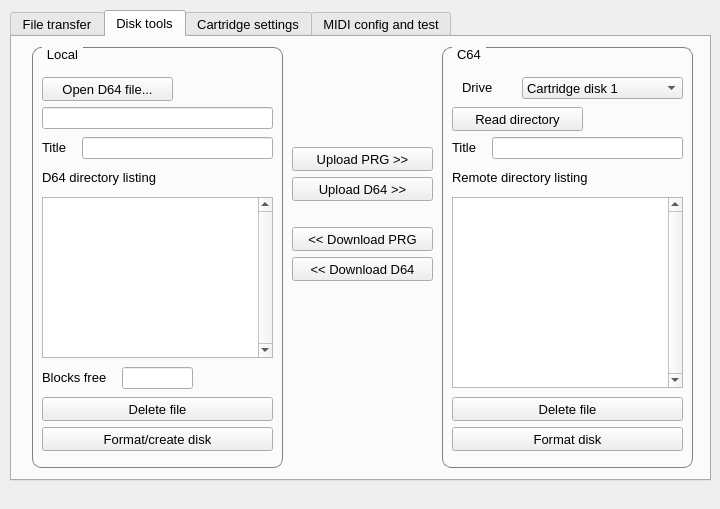
This is qt/mainwindowform.ui in FrankBuss/kerberos as Qt 5 draws it before an edit. The edited form follows.
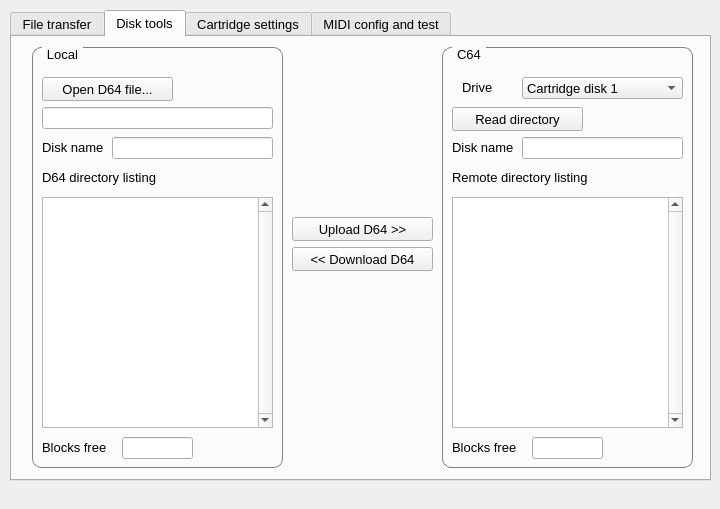
This is the edited form. The open tabs and pages were chosen to show the change.

Commit message: starting with cartridge disk implementation

What changed in the file:
```diff
--- a/qt/mainwindowform.ui
+++ b/qt/mainwindowform.ui
@@ -740,22 +740,6 @@
       <property name="flat">
        <bool>false</bool>
       </property>
-      <widget class="QTextEdit" name="remoteDirectoryListingTextEdit">
-       <property name="geometry">
-        <rect>
-         <x>10</x>
-         <y>150</y>
-         <width>231</width>
-         <height>191</height>
-        </rect>
-       </property>
-       <property name="verticalScrollBarPolicy">
-        <enum>Qt::ScrollBarAlwaysOn</enum>
-       </property>
-       <property name="readOnly">
-        <bool>true</bool>
-       </property>
-      </widget>
       <widget class="QLabel" name="label_11">
        <property name="geometry">
         <rect>
@@ -774,42 +758,6 @@
         <string>Remote directory listing</string>
        </property>
       </widget>
-      <widget class="QPushButton" name="startTestSequenceButton_2">
-       <property name="geometry">
-        <rect>
-         <x>10</x>
-         <y>350</y>
-         <width>231</width>
-         <height>24</height>
-        </rect>
-       </property>
-       <property name="font">
-        <font>
-         <pointsize>10</pointsize>
-        </font>
-       </property>
-       <property name="text">
-        <string>Delete file</string>
-       </property>
-      </widget>
-      <widget class="QPushButton" name="startTestSequenceButton_3">
-       <property name="geometry">
-        <rect>
-         <x>10</x>
-         <y>380</y>
-         <width>231</width>
-         <height>24</height>
-        </rect>
-       </property>
-       <property name="font">
-        <font>
-         <pointsize>10</pointsize>
-        </font>
-       </property>
-       <property name="text">
-        <string>Format disk</string>
-       </property>
-      </widget>
       <widget class="QLabel" name="label_15">
        <property name="geometry">
         <rect>
@@ -897,9 +845,9 @@
       <widget class="QLineEdit" name="d64FileEdit_3">
        <property name="geometry">
         <rect>
-         <x>50</x>
+         <x>80</x>
          <y>90</y>
-         <width>191</width>
+         <width>161</width>
          <height>22</height>
         </rect>
        </property>
@@ -912,7 +860,7 @@
         <rect>
          <x>10</x>
          <y>90</y>
-         <width>31</width>
+         <width>61</width>
          <height>21</height>
         </rect>
        </property>
@@ -922,27 +870,56 @@
         </font>
        </property>
        <property name="text">
-        <string>Title</string>
+        <string>Disk name</string>
        </property>
       </widget>
-     </widget>
-     <widget class="QPushButton" name="stopTestSequenceButton_2">
-      <property name="geometry">
-       <rect>
-        <x>280</x>
-        <y>190</y>
-        <width>141</width>
-        <height>24</height>
-       </rect>
-      </property>
-      <property name="font">
-       <font>
-        <pointsize>10</pointsize>
-       </font>
-      </property>
-      <property name="text">
-       <string>&lt;&lt; Download PRG</string>
-      </property>
+      <widget class="QLineEdit" name="remoteFreeBlocks">
+       <property name="geometry">
+        <rect>
+         <x>90</x>
+         <y>390</y>
+         <width>71</width>
+         <height>22</height>
+        </rect>
+       </property>
+       <property name="text">
+        <string/>
+       </property>
+       <property name="readOnly">
+        <bool>true</bool>
+       </property>
+      </widget>
+      <widget class="QLabel" name="label_21">
+       <property name="geometry">
+        <rect>
+         <x>10</x>
+         <y>390</y>
+         <width>71</width>
+         <height>21</height>
+        </rect>
+       </property>
+       <property name="font">
+        <font>
+         <pointsize>10</pointsize>
+        </font>
+       </property>
+       <property name="text">
+        <string>Blocks free</string>
+       </property>
+      </widget>
+      <widget class="QTableView" name="remoteDirectoryTableView">
+       <property name="geometry">
+        <rect>
+         <x>10</x>
+         <y>150</y>
+         <width>231</width>
+         <height>231</height>
+        </rect>
+       </property>
+       <property name="verticalScrollBarPolicy">
+        <enum>Qt::ScrollBarAlwaysOn</enum>
+       </property>
+      </widget>
      </widget>
      <widget class="QGroupBox" name="groupBox_5">
       <property name="geometry">
@@ -995,42 +972,6 @@
         <bool>true</bool>
        </property>
       </widget>
-      <widget class="QPushButton" name="startTestSequenceButton_5">
-       <property name="geometry">
-        <rect>
-         <x>10</x>
-         <y>380</y>
-         <width>231</width>
-         <height>24</height>
-        </rect>
-       </property>
-       <property name="font">
-        <font>
-         <pointsize>10</pointsize>
-        </font>
-       </property>
-       <property name="text">
-        <string>Format/create disk</string>
-       </property>
-      </widget>
-      <widget class="QPushButton" name="startTestSequenceButton_4">
-       <property name="geometry">
-        <rect>
-         <x>10</x>
-         <y>350</y>
-         <width>231</width>
-         <height>24</height>
-        </rect>
-       </property>
-       <property name="font">
-        <font>
-         <pointsize>10</pointsize>
-        </font>
-       </property>
-       <property name="text">
-        <string>Delete file</string>
-       </property>
-      </widget>
       <widget class="QPushButton" name="openD64FileButton">
        <property name="geometry">
         <rect>
@@ -1052,9 +993,9 @@
       <widget class="QLineEdit" name="d64DirectoryListingTitle">
        <property name="geometry">
         <rect>
-         <x>50</x>
+         <x>80</x>
          <y>90</y>
-         <width>191</width>
+         <width>161</width>
          <height>22</height>
         </rect>
        </property>
@@ -1067,7 +1008,7 @@
         <rect>
          <x>10</x>
          <y>90</y>
-         <width>31</width>
+         <width>61</width>
          <height>21</height>
         </rect>
        </property>
@@ -1077,7 +1018,7 @@
         </font>
        </property>
        <property name="text">
-        <string>Title</string>
+        <string>Disk name</string>
        </property>
       </widget>
       <widget class="QTableView" name="d64DirectoryListingTableView">
@@ -1086,7 +1027,7 @@
          <x>10</x>
          <y>150</y>
          <width>231</width>
-         <height>161</height>
+         <height>231</height>
         </rect>
        </property>
        <property name="verticalScrollBarPolicy">
@@ -1097,7 +1038,7 @@
        <property name="geometry">
         <rect>
          <x>90</x>
-         <y>320</y>
+         <y>390</y>
          <width>71</width>
          <height>22</height>
         </rect>
@@ -1113,7 +1054,7 @@
        <property name="geometry">
         <rect>
          <x>10</x>
-         <y>320</y>
+         <y>390</y>
          <width>71</width>
          <height>21</height>
         </rect>
@@ -1132,7 +1073,7 @@
       <property name="geometry">
        <rect>
         <x>280</x>
-        <y>140</y>
+        <y>180</y>
         <width>141</width>
         <height>24</height>
        </rect>
@@ -1150,25 +1091,7 @@
       <property name="geometry">
        <rect>
         <x>280</x>
-        <y>110</y>
-        <width>141</width>
-        <height>24</height>
-       </rect>
-      </property>
-      <property name="font">
-       <font>
-        <pointsize>10</pointsize>
-       </font>
-      </property>
-      <property name="text">
-       <string>Upload PRG &gt;&gt;</string>
-      </property>
-     </widget>
-     <widget class="QPushButton" name="stopTestSequenceButton_4">
-      <property name="geometry">
-       <rect>
-        <x>280</x>
-        <y>220</y>
+        <y>210</y>
         <width>141</width>
         <height>24</height>
        </rect>
@@ -1674,6 +1597,11 @@
    </widget>
   </widget>
   <widget class="QStatusBar" name="statusbar">
+   <property name="font">
+    <font>
+     <pointsize>10</pointsize>
+    </font>
+   </property>
    <property name="sizeGripEnabled">
     <bool>false</bool>
    </property>
```
Left out of the diff: 108 changed lines with no effect on the pictures. The commit also changes 28 other files.
